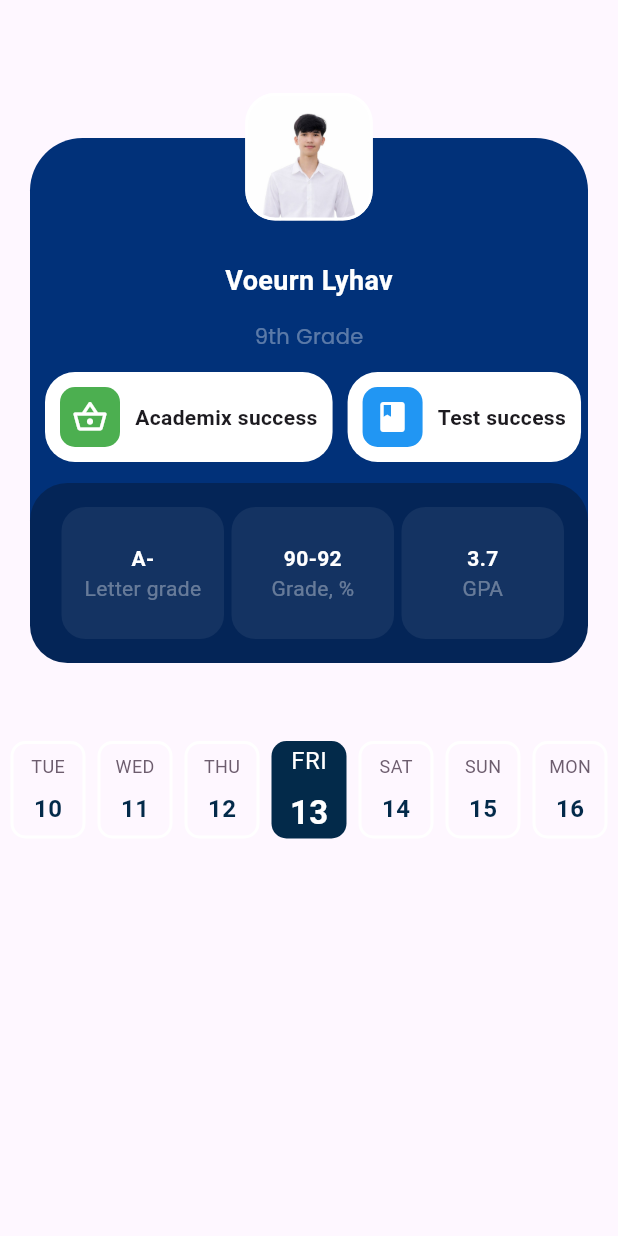
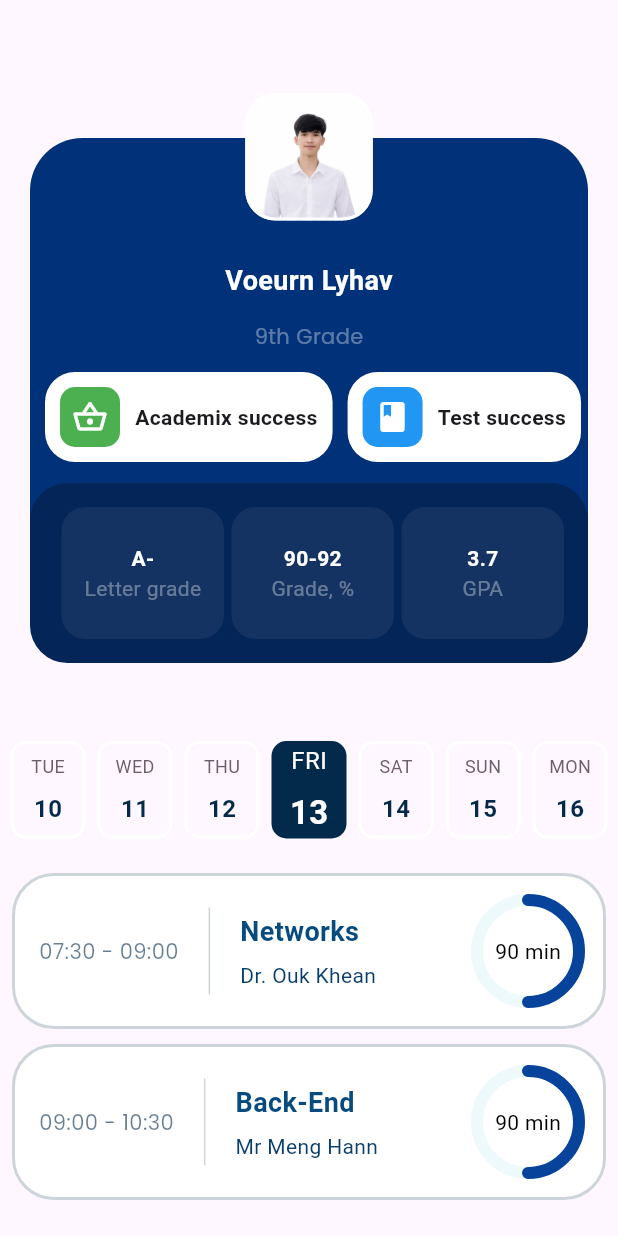
Before and after one commit to lyhav-gif/home_screen_, a Flutter app: the screen it shows after launch, on a phone screen of 412 x 824 dp. Run offline on Flutter 3.47's test engine with Material 3 defaults, Android fonts, the phone set to English and light mode, and no system bars; drawn by our look-alikes of easy_date_timeline; our stand-ins replace google_fonts.

Commit message:
update 13-March-2026

```diff
--- a/lib/home_scree.dart
+++ /dev/null
@@ -1,37 +0,0 @@
-import 'package:flutter/material.dart';
-import 'package:home_screen_/widget/DateTimeLineWidget.dart';
-import 'package:home_screen_/widget/card_home_widget.dart';
-
-class HomeScree extends StatelessWidget {
-  HomeScree({super.key});
-
-  @override
-  Widget build(BuildContext context) {
-    return Scaffold(body: _buildBody);
-  }
-
-  final List<String> _slideRowTitle = [
-    "Academix success",
-    "Test success",
-    "Exam success",
-    "Final success",
-    "Graduation success",
-  ];
-  Column get _buildBody {
-    return Column(
-      children: [
-        CardHomeWidget(
-          name: 'Voeurn Lyhav',
-          urlImage: "assets/images/ai2.jpg",
-          isUrlNetwork: false,
-          // urlImage:'https://masterpiecer-images.s3.yandex.net/71ec09467d0211eea51192669a1675b3:upscaled',
-          slideRowTitle: _slideRowTitle,
-        ),
-       Datetimelinewidget(
-        activeColor:Colors.black ,
-        initialDate: DateTime.now(),
-        onDateChange:(value){} ),
-      ],
-    );
-  }
-}
--- a/lib/main.dart
+++ b/lib/main.dart
@@ -1,5 +1,5 @@
 import 'package:flutter/material.dart';
-import 'package:home_screen_/home_scree.dart';
+import 'package:home_screen_/screen/home_scree.dart';
 
 void main() {
   runApp(const MyApp());
--- /dev/null
+++ b/lib/screen/home_scree.dart
@@ -0,0 +1,173 @@
+import 'package:flutter/material.dart';
+import 'package:home_screen_/widget/DateTimeLineWidget.dart';
+import 'package:home_screen_/widget/card_home_widget.dart';
+import 'package:home_screen_/widget/schedule_card_widget.dart';
+
+class HomeScree extends StatefulWidget {
+  HomeScree({super.key});
+
+  @override
+  State<HomeScree> createState() => _HomeScreeState();
+}
+
+class _HomeScreeState extends State<HomeScree> {
+  @override
+  Widget build(BuildContext context) {
+    return Scaffold(body: _buildBody);
+  }
+
+  final List<String> _slideRowTitle = [
+    "Academix success",
+    "Test success",
+    "Exam success",
+    "Final success",
+    "Graduation success",
+  ];
+
+  DateTime selectDate = DateTime.now();
+
+  void onChangeDate(DateTime dateValue) {
+    setState(() {
+      selectDate = dateValue;
+    });
+  }
+
+  Column get _buildBody {
+    return Column(
+      children: [
+        CardHomeWidget(
+          name: 'Voeurn Lyhav',
+          urlImage: "assets/images/ai2.jpg",
+          isUrlNetwork: false,
+          // urlImage:'https://masterpiecer-images.s3.yandex.net/71ec09467d0211eea51192669a1675b3:upscaled',
+          slideRowTitle: _slideRowTitle,
+        ),
+        Datetimelinewidget(
+          activeColor: Colors.black,
+          initialDate: DateTime.now(),
+          onDateChange: onChangeDate,
+        ),
+        _buildSchedule(selectDate),
+      ],
+    );
+  }
+
+  Widget _buildSchedule(DateTime dateValue) {
+    final Map<String, List<Map<String, String>>> schedules = {
+      "2026-03-13": [
+        {
+          "time": "07:30 - 09:00",
+          "subject": "Networks",
+          "teacher": "Dr. Ouk Khean",
+          "duration": "90 min",
+        },
+        {
+          "time": "09:00 - 10:30",
+          "subject": "Back-End",
+          "teacher": "Mr Meng Hann",
+          "duration": "90 min",
+        },
+      ],
+      "2026-03-16": [
+        {
+          "time": "07:30 - 09:00",
+          "subject": ".Net",
+          "teacher": "Mr.Heng Sam An",
+          "duration": "90 mn",
+        },
+        {
+          "time": "09:00 - 10:30",
+          "subject": "Statistics",
+          "teacher": "Dr. Chor Chandara",
+          "duration": "90 min",
+        },
+      ],
+      "2026-03-17": [
+        {
+          "time": "07:30 - 09:00",
+          "subject": "Networks",
+          "teacher": "Dr. Ouk Khean",
+          "duration": "90 min",
+        },
+        {
+          "time": "09:00 - 10:30",
+          "subject": "ISDD",
+          "teacher": "Mr. Oussaphea",
+          "duration": "90 min",
+        },
+      ],
+      "2026-03-18": [
+        {
+          "time": "07:30 - 09:00",
+          "subject": "ISDD",
+          "teacher": "Mr. Oussaphea",
+          "duration": "90 min",
+        },
+        {
+          "time": "09:00 - 10:30",
+          "subject": "Statistics",
+          "teacher": "Dr. Chor Chandara",
+          "duration": "90 min",
+        },
+      ],
+      "2026-03-19": [
+        {
+          "time": "07:30 - 09:00",
+          "subject": ".Net",
+          "teacher": "Mr. Heng Sam An",
+          "duration": "90 min",
+        },
+        {
+          "time": "09:00 - 10:30",
+          "subject": "Back-End",
+          "teacher": "Mr. Meng Hann",
+          "duration": "90 min",
+        },
+      ],
+      "2026-03-20": [
+        {
+          "time": "07:30 - 09:00",
+          "subject": "Networks",
+          "teacher": "Dr. Ouk Khean",
+          "duration": "90 min",
+        },
+        {
+          "time": "09:00 - 10:30",
+          "subject": "Back-End",
+          "teacher": "Mr Meng Hann",
+          "duration": "90 min",
+        },
+      ],
+    };
+
+    String dateKey =
+        "${dateValue.year}-${dateValue.month.toString().padLeft(2, '0')}-${dateValue.day.toString().padLeft(2, '0')}";
+
+    List<Map<String, String>> selectedSchedule = schedules[dateKey] ?? [];
+
+    return Expanded(
+      child: ListView.builder(
+        padding: EdgeInsets.only(left: 8, right: 8, top: 15),
+        itemCount: selectedSchedule.length,
+        itemBuilder: (context, index) {
+          return ScheduleCardWidget(
+            time: selectedSchedule[index]["time"]!,
+            subject: selectedSchedule[index]["subject"]!,
+            teacher: selectedSchedule[index]["teacher"]!,
+            duration: selectedSchedule[index]["duration"]!,
+            onTap: () {
+              // _navigateAndDisplaySelection(
+              //   context,
+              //   index: index,
+              //   titleName: selectedSchedule[index]["subject"]!,
+              //   time: selectedSchedule[index]["time"]!,
+              //   teacher: selectedSchedule[index]["teacher"]!,
+              //   data: dateKey,
+              // );
+            },
+          );
+        },
+      ),
+    );
+  }
+}
--- a/lib/widget/DateTimeLineWidget.dart
+++ b/lib/widget/DateTimeLineWidget.dart
@@ -1,11 +1,22 @@
-import 'package:easy_date_timeline/easy_date_timeline.dart' show DayStructure, DayStyle, EasyDateTimeLine, EasyDayProps, EasyHeaderProps;
+import 'package:easy_date_timeline/easy_date_timeline.dart'
+    show
+        DayStructure,
+        DayStyle,
+        EasyDateTimeLine,
+        EasyDayProps,
+        EasyHeaderProps;
 import 'package:flutter/material.dart';
 
 class Datetimelinewidget extends StatelessWidget {
   final void Function(DateTime)? onDateChange;
   final DateTime? initialDate;
 
-  const Datetimelinewidget({super.key, this.onDateChange, this.initialDate, required Color activeColor});
+  const Datetimelinewidget({
+    super.key,
+    this.onDateChange,
+    this.initialDate,
+    required Color activeColor,
+  });
 
   @override
   Widget build(BuildContext context) {
@@ -24,7 +35,7 @@ class Datetimelinewidget extends StatelessWidget {
         monthStyle: TextStyle(
           fontSize: 16,
           fontWeight: FontWeight.bold,
-          color: Colors.black,
+          color: Colors.white,
         ),
         showSelectedDate: false,
         showMonthPicker: false,
--- a/lib/widget/card_home_widget.dart
+++ b/lib/widget/card_home_widget.dart
@@ -6,14 +6,14 @@ class CardHomeWidget extends StatefulWidget {
   final String urlImage;
   final List slideRowTitle;
   final bool isUrlNetwork;
-  // final void Function(DateTime)? onDateChange;
+  final void Function(DateTime)? onDateChange;
   const CardHomeWidget({
     super.key,
     required this.name,
     required this.urlImage,
     required this.slideRowTitle,
     this.isUrlNetwork = true,
-    // this.onDateChange,
+    this.onDateChange,
 
   });
   @override
--- /dev/null
+++ b/lib/widget/schedule_card_widget.dart
@@ -0,0 +1,153 @@
+import 'package:flutter/material.dart';
+import 'package:google_fonts/google_fonts.dart';
+
+class ScheduleCardWidget extends StatefulWidget {
+  final String time;
+  final String subject;
+  final String teacher;
+  final String duration;
+  final void Function()? onTap;
+
+  const ScheduleCardWidget({
+    super.key,
+    required this.time,
+    required this.subject,
+    required this.teacher,
+    required this.duration,
+    required this.onTap,
+  });
+
+  @override
+  State<ScheduleCardWidget> createState() => _ScheduleCardWidgetState();
+}
+
+class _ScheduleCardWidgetState extends State<ScheduleCardWidget>
+    with SingleTickerProviderStateMixin {
+  late AnimationController _controller;
+  final Duration _animationDuration = const Duration(milliseconds: 300);
+  final Tween<double> _tween = Tween<double>(begin: 1.0, end: 0.95);
+
+  @override
+  void initState() {
+    _controller = AnimationController(vsync: this, duration: _animationDuration)
+      ..addListener(() {
+        setState(() {});
+      });
+    super.initState();
+  }
+
+  @override
+  void dispose() {
+    _controller.dispose();
+    super.dispose();
+  }
+
+  @override
+  Widget build(BuildContext context) {
+    return MouseRegion(
+      cursor: SystemMouseCursors.click,
+      child: GestureDetector(
+        onTap: () async {
+          await _controller.forward().then((_) {
+            _controller.reverse();
+          });
+          widget.onTap!();
+        },
+        child: ScaleTransition(
+          scale: _tween.animate(
+            CurvedAnimation(
+              parent: _controller,
+              curve: Curves.easeOut,
+              reverseCurve: Curves.easeIn,
+            ),
+          ),
+          child: Container(
+            padding: const EdgeInsets.all(16),
+            margin: EdgeInsets.only(bottom: 10),
+            decoration: BoxDecoration(
+              color: Colors.white,
+              borderRadius: BorderRadius.circular(28),
+              border: Border.all(
+                color: Color.fromARGB(255, 3, 42, 74).withValues(alpha: 0.2),
+                width: 2,
+              ),
+            ),
+            child: Row(
+              spacing: 20,
+              mainAxisAlignment: MainAxisAlignment.spaceBetween,
+              children: [
+                Text(
+                  widget.time,
+                  style: GoogleFonts.poppins(
+                    color: Color.fromARGB(
+                      255,
+                      3,
+                      42,
+                      74,
+                    ).withValues(alpha: 0.6),
+                  ),
+                ),
+                Container(
+                  color: Color.fromARGB(255, 3, 42, 74).withValues(alpha: 0.2),
+                  width: 1,
+                  height: 58,
+                ),
+                Expanded(
+                  child: Column(
+                    spacing: 6,
+                    crossAxisAlignment: CrossAxisAlignment.start,
+                    children: [
+                      Text(
+                        widget.subject,
+                        style: TextStyle(
+                          color: Color.fromARGB(255, 7, 75, 127),
+                          fontSize: 18,
+                          fontWeight: FontWeight.bold,
+                        ),
+                      ),
+                      Text(
+                        widget.teacher,
+                        style: TextStyle(
+                          color: Color.fromARGB(255, 8, 62, 107),
+                          fontSize: 14,
+                        ),
+                      ),
+                    ],
+                  ),
+                ),
+                _progressIndicator(widget.duration),
+              ],
+            ),
+          ),
+        ),
+      ),
+    );
+  }
+
+  Widget _progressIndicator(String text) {
+    List durationValue = [0.5, 0.3, 0.2, 0.1, 1, 0.2];
+    return Column(
+      children: [
+        Stack(
+          alignment: Alignment.center,
+          children: [
+            CircularProgressIndicator(
+              value: durationValue[0],
+              backgroundColor: Color.fromARGB(
+                255,
+                171,
+                227,
+                242,
+              ).withValues(alpha: 0.2),
+              color: Color.fromARGB(255, 7, 66, 155),
+              constraints: BoxConstraints(minHeight: 68, minWidth: 68),
+              strokeWidth: 8,
+              strokeCap: StrokeCap.round,
+            ),
+            Text(text, style: const TextStyle(color: Colors.black)),
+          ],
+        ),
+      ],
+    );
+  }
+}
```
